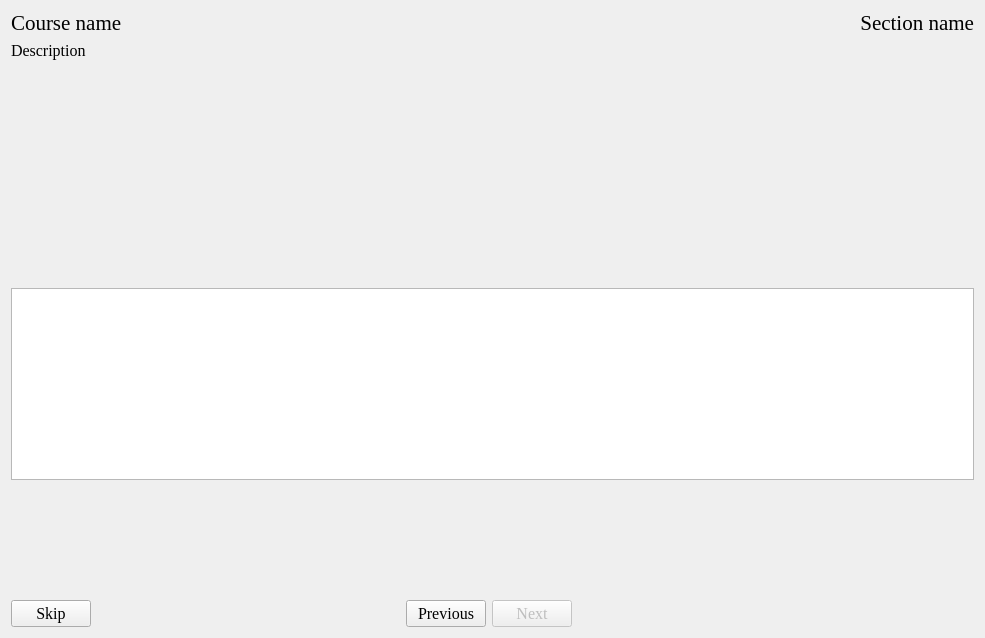
Above: promptform.ui from adamb924/TypingTutor before the change. Below: the same form after it.
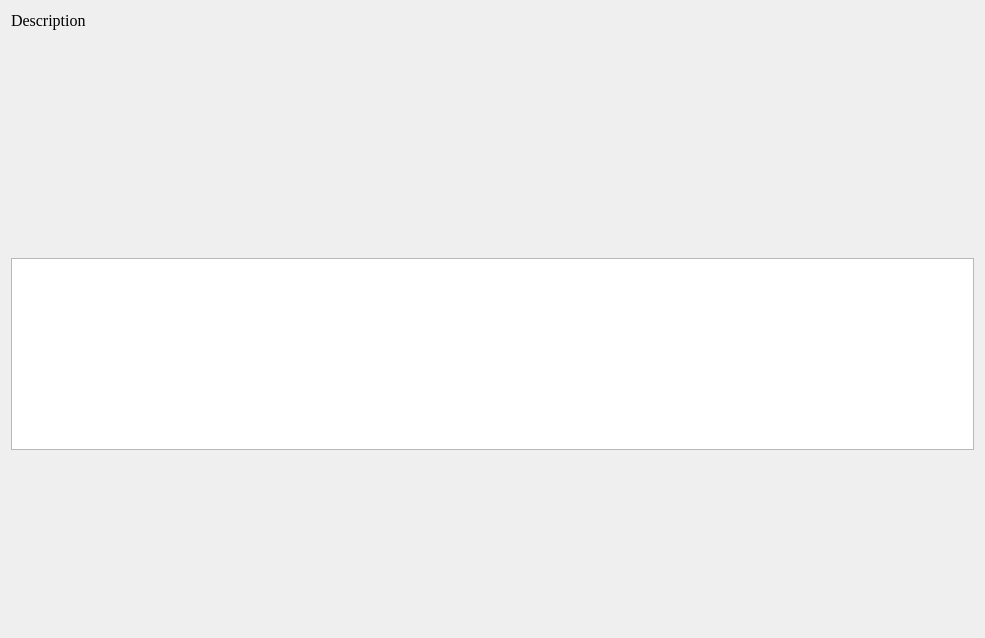
That is the form after the change. Custom widgets are drawn as their Qt base class.

```diff
--- a/promptform.ui
+++ b/promptform.ui
@@ -18,34 +18,6 @@
 font-family: Georgia, Times, Times New Roman;</string>
   </property>
   <layout class="QVBoxLayout" name="verticalLayout">
-   <item>
-    <layout class="QHBoxLayout" name="horizontalLayout_2">
-     <item>
-      <widget class="QLabel" name="courseName">
-       <property name="styleSheet">
-        <string notr="true">font-size: 16pt;
-</string>
-       </property>
-       <property name="text">
-        <string>Course name</string>
-       </property>
-      </widget>
-     </item>
-     <item>
-      <widget class="QLabel" name="sectionName">
-       <property name="styleSheet">
-        <string notr="true">font-size: 16pt;</string>
-       </property>
-       <property name="text">
-        <string>Section name</string>
-       </property>
-       <property name="alignment">
-        <set>Qt::AlignRight|Qt::AlignTrailing|Qt::AlignVCenter</set>
-       </property>
-      </widget>
-     </item>
-    </layout>
-   </item>
    <item>
     <widget class="QLabel" name="description">
      <property name="text">
@@ -127,76 +99,6 @@
      </property>
     </spacer>
    </item>
-   <item>
-    <layout class="QHBoxLayout" name="horizontalLayout">
-     <item>
-      <widget class="QPushButton" name="skipButton">
-       <property name="text">
-        <string>Skip</string>
-       </property>
-      </widget>
-     </item>
-     <item>
-      <spacer name="horizontalSpacer">
-       <property name="orientation">
-        <enum>Qt::Horizontal</enum>
-       </property>
-       <property name="sizeHint" stdset="0">
-        <size>
-         <width>40</width>
-         <height>20</height>
-        </size>
-       </property>
-      </spacer>
-     </item>
-     <item>
-      <widget class="QPushButton" name="previousButton">
-       <property name="text">
-        <string>Previous</string>
-       </property>
-      </widget>
-     </item>
-     <item>
-      <widget class="QPushButton" name="nextButton">
-       <property name="enabled">
-        <bool>false</bool>
-       </property>
-       <property name="text">
-        <string>Next</string>
-       </property>
-      </widget>
-     </item>
-     <item>
-      <spacer name="horizontalSpacer_2">
-       <property name="orientation">
-        <enum>Qt::Horizontal</enum>
-       </property>
-       <property name="sizeHint" stdset="0">
-        <size>
-         <width>40</width>
-         <height>20</height>
-        </size>
-       </property>
-      </spacer>
-     </item>
-     <item>
-      <spacer name="horizontalSpacer_3">
-       <property name="orientation">
-        <enum>Qt::Horizontal</enum>
-       </property>
-       <property name="sizeType">
-        <enum>QSizePolicy::Fixed</enum>
-       </property>
-       <property name="sizeHint" stdset="0">
-        <size>
-         <width>93</width>
-         <height>20</height>
-        </size>
-       </property>
-      </spacer>
-     </item>
-    </layout>
-   </item>
   </layout>
  </widget>
  <customwidgets>
```
Left out of the diff: 2 changed lines with no effect on the pictures.
